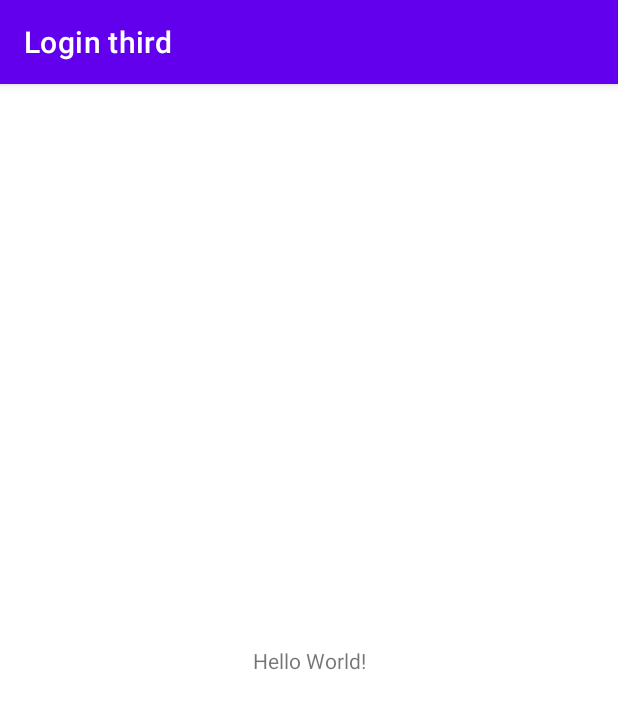
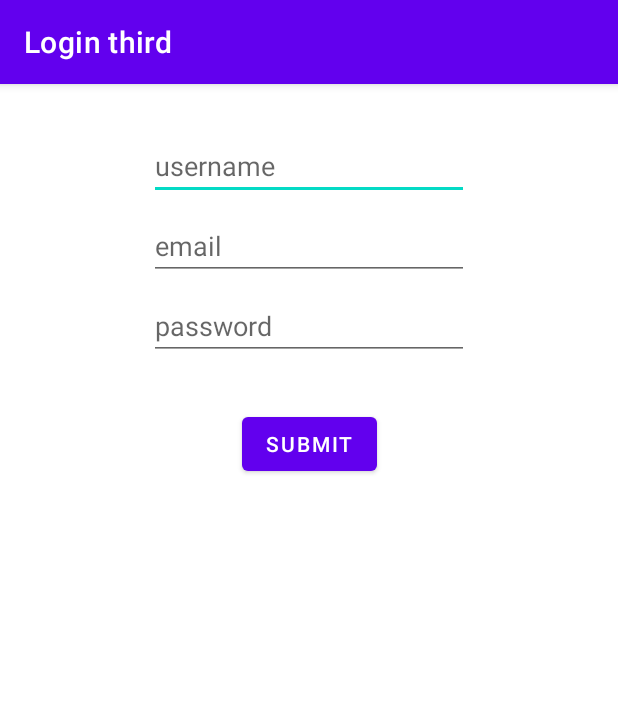
Before and after one commit to DoozyDoz/salon-appointment-, an Android app: the screen it shows after launch (MainActivity), on a phone screen of 412 x 824 dp. Shown: the top 709 px of the screen. Run offline under Robolectric (Android 15) with nearby library versions, the phone set to English and light mode, and no system bars.

Commit message:
dummy login page

```diff
--- a/app/src/main/res/layout/activity_main.xml
+++ b/app/src/main/res/layout/activity_main.xml
@@ -6,13 +6,49 @@
     android:layout_height="match_parent"
     tools:context=".MainActivity">
 
-    <TextView
+    <EditText
+        android:id="@+id/editTextTextPersonName"
         android:layout_width="wrap_content"
         android:layout_height="wrap_content"
-        android:text="Hello World!"
-        app:layout_constraintBottom_toBottomOf="parent"
+        android:layout_marginTop="32dp"
+        android:ems="10"
+        android:inputType="textPersonName"
+        android:hint="username"
         app:layout_constraintEnd_toEndOf="parent"
         app:layout_constraintStart_toStartOf="parent"
         app:layout_constraintTop_toTopOf="parent" />
 
+    <EditText
+        android:id="@+id/editTextTextPersonName2"
+        android:layout_width="wrap_content"
+        android:layout_height="wrap_content"
+        android:layout_marginTop="8dp"
+        android:ems="10"
+        android:inputType="textPersonName"
+        android:hint="email"
+        app:layout_constraintEnd_toEndOf="parent"
+        app:layout_constraintStart_toStartOf="parent"
+        app:layout_constraintTop_toBottomOf="@+id/editTextTextPersonName" />
+
+    <EditText
+        android:id="@+id/editTextTextPersonName3"
+        android:layout_width="wrap_content"
+        android:layout_height="wrap_content"
+        android:layout_marginTop="8dp"
+        android:ems="10"
+        android:inputType="textPersonName"
+        android:hint="password"
+        app:layout_constraintEnd_toEndOf="parent"
+        app:layout_constraintStart_toStartOf="parent"
+        app:layout_constraintTop_toBottomOf="@+id/editTextTextPersonName2" />
+
+    <Button
+        android:id="@+id/button"
+        android:layout_width="wrap_content"
+        android:layout_height="wrap_content"
+        android:layout_marginTop="32dp"
+        android:text="submit"
+        app:layout_constraintEnd_toEndOf="parent"
+        app:layout_constraintStart_toStartOf="parent"
+        app:layout_constraintTop_toBottomOf="@+id/editTextTextPersonName3" />
 </androidx.constraintlayout.widget.ConstraintLayout>
```
